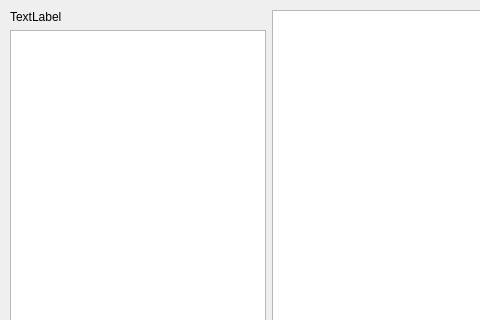
kwiaczek/BruvChatClient, file src/chatwindow.ui: the form before one commit; both pictures show x 0 to 480 and y 0 to 320 of the 800 by 600 pixel window.
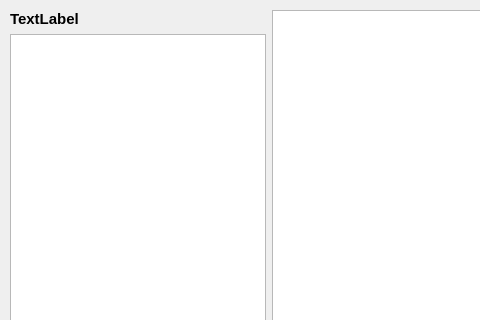
The form after the commit.

Diff of the .ui file:
```diff
--- a/src/chatwindow.ui
+++ b/src/chatwindow.ui
@@ -27,7 +27,14 @@
      <item>
       <layout class="QVBoxLayout" name="verticalLayout_2">
        <item>
-        <widget class="QLabel" name="label">
+        <widget class="QLabel" name="welcome_message">
+         <property name="font">
+          <font>
+           <pointsize>11</pointsize>
+           <weight>75</weight>
+           <bold>true</bold>
+          </font>
+         </property>
          <property name="text">
           <string>TextLabel</string>
          </property>
```
Left out of the diff: 8 changed lines with no effect on the pictures.
